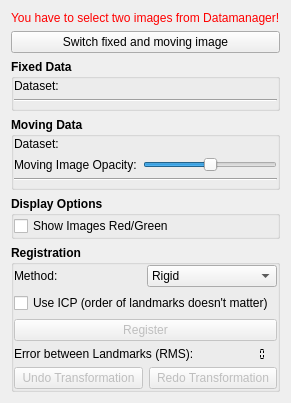
Old version of the form Modules/Bundles/org.mitk.gui.qt.pointbasedregistration/src/internal/QmitkPointBasedRegistrationViewControls.ui in the repository MITK/MITK.
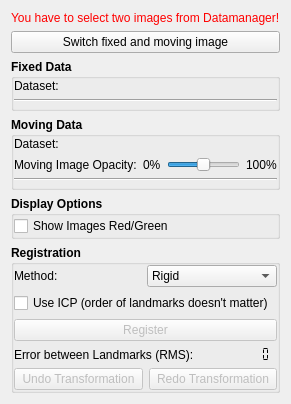
New version of the form. Icons and pictures are not drawn. Custom widgets are drawn as their Qt base class.

Commit message: FIX (#3060): Added values to opacity slider.

```diff
--- a/Modules/Bundles/org.mitk.gui.qt.pointbasedregistration/src/internal/QmitkPointBasedRegistrationViewControls.ui
+++ b/Modules/Bundles/org.mitk.gui.qt.pointbasedregistration/src/internal/QmitkPointBasedRegistrationViewControls.ui
@@ -7,7 +7,7 @@
     <x>0</x>
     <y>0</y>
     <width>287</width>
-    <height>375</height>
+    <height>404</height>
    </rect>
   </property>
   <property name="sizePolicy">
@@ -220,6 +220,19 @@
           </property>
          </widget>
         </item>
+        <item>
+         <widget class="QLabel" name="label">
+          <property name="font">
+           <font>
+            <weight>50</weight>
+            <bold>false</bold>
+           </font>
+          </property>
+          <property name="text">
+           <string>0%</string>
+          </property>
+         </widget>
+        </item>
         <item>
          <widget class="QSlider" name="m_OpacitySlider">
           <property name="sizePolicy">
@@ -239,6 +252,19 @@
           </property>
          </widget>
         </item>
+        <item>
+         <widget class="QLabel" name="label_2">
+          <property name="font">
+           <font>
+            <weight>50</weight>
+            <bold>false</bold>
+           </font>
+          </property>
+          <property name="text">
+           <string>100%</string>
+          </property>
+         </widget>
+        </item>
        </layout>
       </item>
       <item>
```
The commit also changes 5 other files.
